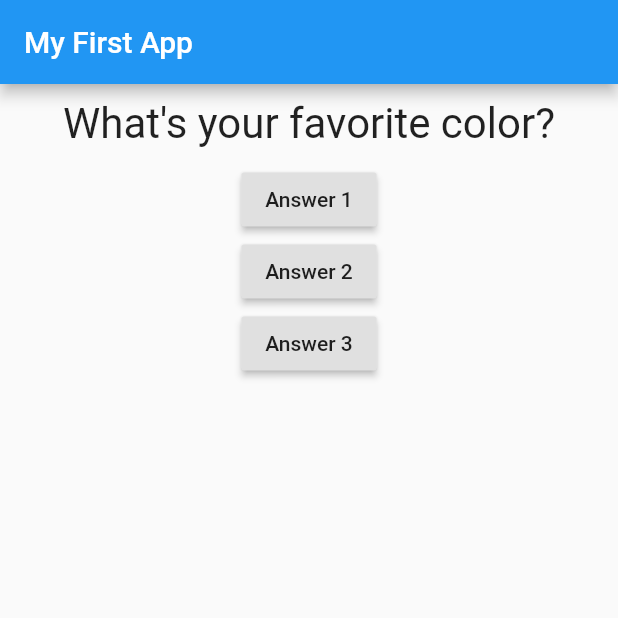
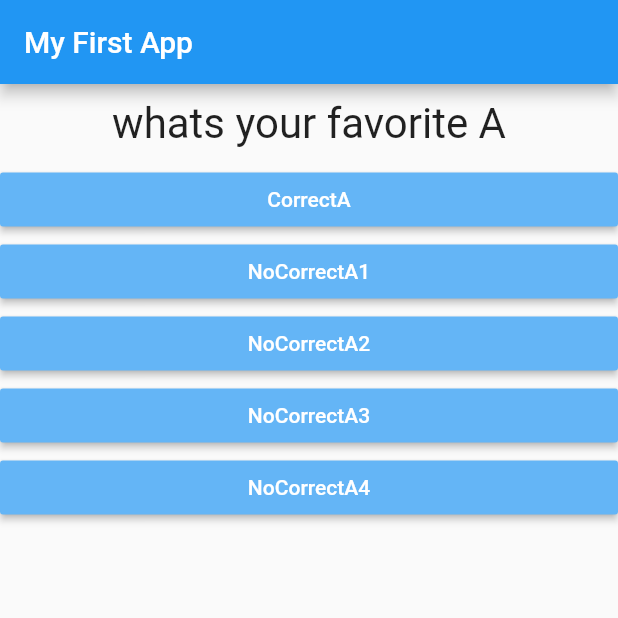
Before and after one commit to rodrigofin7/flutterquiz, a Flutter app: the screen it shows after launch, on a phone screen of 412 x 824 dp, the top half of it. Run offline on Flutter 3.47's test engine with Material 2 defaults, Android fonts, the phone set to English and light mode, and no system bars.

Commit message:
ya acabe la primer app

```diff
--- /dev/null
+++ b/lib/answer.dart
@@ -0,0 +1,23 @@
+import 'package:flutter/material.dart';
+
+class Answer extends StatelessWidget {
+
+  final Function selectHandler;
+  final String answerText;
+  Answer(this.selectHandler,this.answerText);
+
+  @override
+  Widget build(BuildContext context) {
+    return Container(
+      width: double.infinity,
+      child:RaisedButton(
+           color: Colors.blue[300],
+           textColor: Colors.white,
+           child: Text(answerText),
+           onPressed: selectHandler,
+
+      )
+
+    );
+  }
+}
--- a/lib/main.dart
+++ b/lib/main.dart
@@ -1,5 +1,8 @@
 import 'package:flutter/material.dart';
+import 'package:flutter_quizapp/result.dart';
 import './question.dart';
+import './answer.dart';
+import './quiz.dart';
 
 void main() => runApp(MyApp());
 
@@ -12,13 +15,21 @@ class MyApp extends StatefulWidget {
 }
 
 class MyAppState extends State<MyApp> {
-  var question = [
-    'What\'s your favorite color?',
-    'What\'s your favorite animal?',
-    'What\'s your favorite B?',
-    'What\'s your favorite D?',
-    'What\'s your favorite E?'
-  ];
+  // var question = [
+  //   'What\'s your favorite color?',
+  //   'What\'s your favorite animal?',
+  //   'What\'s your favorite B?',
+  //   'What\'s your favorite D?',
+  //   'What\'s your favorite E?'
+  // ];
+
+  var question = [{'questionText':'whats your favorite A','answer':['CorrectA','NoCorrectA1','NoCorrectA2','NoCorrectA3','NoCorrectA4']},
+                  {'questionText':'whats your favorite B','answer':['CorrectB','NoCorrectB1','NoCorrectB2','NoCorrectB3','NoCorrectB4']},
+                  {'questionText':'whats your favorite C','answer':['CorrectC','NoCorrectC1','NoCorrectC2','NoCorrectC3','NoCorrectC4']},
+                  {'questionText':'whats your favorite D','answer':['CorrectD','NoCorrectD1','NoCorrectD2','NoCorrectD3','NoCorrectD4']},
+                  {'questionText':'whats your favorite E','answer':['CorrectE','NoCorrectE1','NoCorrectE2','NoCorrectE3','NoCorrectE4']},
+                  {'questionText':'whats your favorite F','answer':['CorrectF','NoCorrectF1','NoCorrectF2','NoCorrectF3','NoCorrectF4']}];
+
   int numberquestion;
 
   void answerQuestion() {
@@ -32,6 +43,13 @@ class MyAppState extends State<MyApp> {
     print('Answer 1 Chossen');
   }
 
+  void resetQuiz() {
+setState(() {
+ numberquestion = 0;
+});
+
+  }
+
   MyAppState() {
     numberquestion = 0;
   }
@@ -43,15 +61,10 @@ class MyAppState extends State<MyApp> {
         appBar: AppBar(
           title: Text('My First App'),
         ),
-        body: Column(
-          children: [
-            Question(question.elementAt(numberquestion)),
-            RaisedButton(child: Text('Answer 1'), onPressed: answerQuestion),
-            RaisedButton(child: Text('Answer 2'), onPressed: answerQuestion),
-            RaisedButton(child: Text('Answer 3'), onPressed: answerQuestion),
-          ],
-        ),
-      ),
-    );
+        body:
+         numberquestion  < (question.length - 1) ?
+          Quiz( question:question, numberquestion: numberquestion, answerQuestion: answerQuestion)
+           : Result(resetfunc: resetQuiz ,) ,) ,
+      );
   }
 }
--- /dev/null
+++ b/lib/quiz.dart
@@ -0,0 +1,24 @@
+import 'package:flutter/cupertino.dart';
+import './question.dart';
+import './answer.dart';
+
+class Quiz  extends StatelessWidget {
+
+  final List<Map<String,Object>> question;
+  final int numberquestion;
+  final Function answerQuestion;
+
+  Quiz({this.question,this.numberquestion,this.answerQuestion});
+
+  @override
+  Widget build(BuildContext context) {
+    return Column(
+          children: [
+            Question(question[numberquestion]['questionText']),
+            ...(question[numberquestion]['answer'] as List<String>).map((answer) {
+              return Answer(answerQuestion, answer);
+            }).toList()
+          ],
+        );
+  }
+}
--- /dev/null
+++ b/lib/result.dart
@@ -0,0 +1,25 @@
+import 'package:flutter/cupertino.dart';
+import 'package:flutter/material.dart';
+
+
+
+
+
+class Result extends StatelessWidget {
+
+final Function resetfunc;
+
+Result({this.resetfunc});
+
+  @override
+  Widget build(BuildContext context) {
+    return Center(child:
+       Column(
+         children: <Widget>[
+           Text('Final',style: TextStyle(fontSize: 36,fontWeight: FontWeight.bold), textAlign: TextAlign.center,),
+           FlatButton(child:Text('Reestar Quiz') , onPressed:  resetfunc,)
+         ],
+       )
+      );
+  }
+}
```
Also changed, not shown: lib/another.dart (added).
